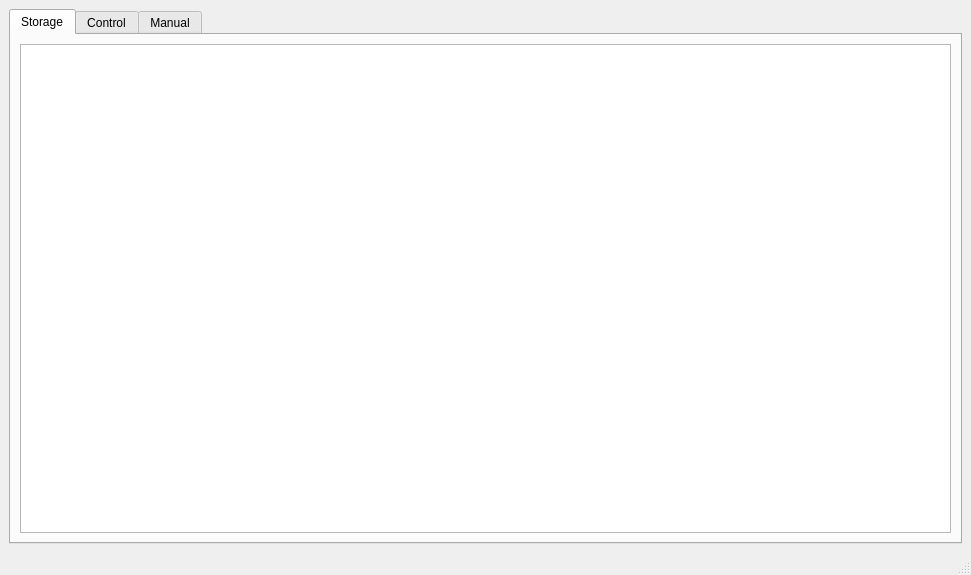
Obbart/SoftEng_GestMag, file GestMag/GUI/GestMagUI.ui: the form before one commit.
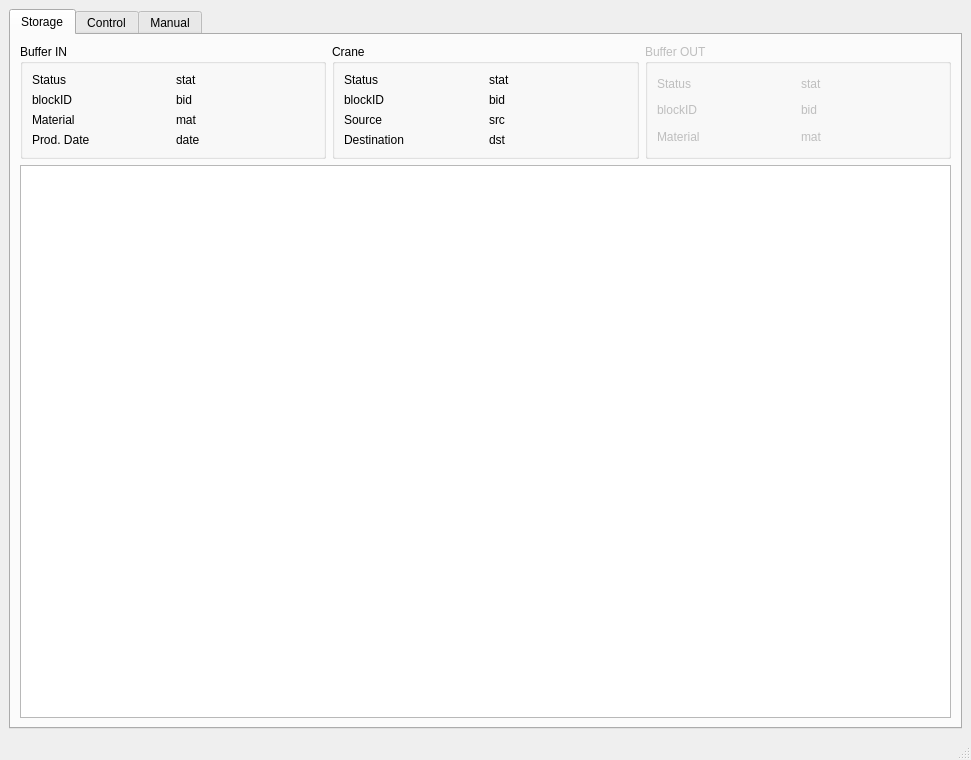
The form after the commit. The open tabs and pages were chosen to show the change.

Diff of the .ui file:
```diff
--- a/GestMag/GUI/GestMagUI.ui
+++ b/GestMag/GUI/GestMagUI.ui
@@ -7,7 +7,7 @@
     <x>0</x>
     <y>0</y>
     <width>971</width>
-    <height>575</height>
+    <height>760</height>
    </rect>
   </property>
   <property name="sizePolicy">
@@ -31,6 +31,215 @@
         <string>Storage</string>
        </attribute>
        <layout class="QVBoxLayout" name="verticalLayout_2">
+        <item>
+         <layout class="QHBoxLayout" name="horizontalLayout_5">
+          <property name="sizeConstraint">
+           <enum>QLayout::SetDefaultConstraint</enum>
+          </property>
+          <item>
+           <widget class="QGroupBox" name="groupBox_3">
+            <property name="sizePolicy">
+             <sizepolicy hsizetype="Preferred" vsizetype="Fixed">
+              <horstretch>0</horstretch>
+              <verstretch>0</verstretch>
+             </sizepolicy>
+            </property>
+            <property name="title">
+             <string>Buffer IN</string>
+            </property>
+            <layout class="QGridLayout" name="gridLayout_7">
+             <item row="0" column="0">
+              <widget class="QLabel" name="label_32">
+               <property name="text">
+                <string>Status</string>
+               </property>
+              </widget>
+             </item>
+             <item row="0" column="1">
+              <widget class="QLabel" name="lbl_binStat">
+               <property name="text">
+                <string>stat</string>
+               </property>
+              </widget>
+             </item>
+             <item row="2" column="0">
+              <widget class="QLabel" name="label_30">
+               <property name="text">
+                <string>Material</string>
+               </property>
+              </widget>
+             </item>
+             <item row="2" column="1">
+              <widget class="QLabel" name="lbl_binMat">
+               <property name="text">
+                <string>mat</string>
+               </property>
+              </widget>
+             </item>
+             <item row="4" column="0">
+              <widget class="QLabel" name="label_31">
+               <property name="text">
+                <string>Prod. Date</string>
+               </property>
+              </widget>
+             </item>
+             <item row="4" column="1">
+              <widget class="QLabel" name="lbl_binDate">
+               <property name="text">
+                <string>date</string>
+               </property>
+              </widget>
+             </item>
+             <item row="1" column="0">
+              <widget class="QLabel" name="label_28">
+               <property name="text">
+                <string>blockID</string>
+               </property>
+              </widget>
+             </item>
+             <item row="1" column="1">
+              <widget class="QLabel" name="lbl_binBid">
+               <property name="text">
+                <string>bid</string>
+               </property>
+              </widget>
+             </item>
+            </layout>
+           </widget>
+          </item>
+          <item>
+           <widget class="QGroupBox" name="groupBox_5">
+            <property name="sizePolicy">
+             <sizepolicy hsizetype="Preferred" vsizetype="Minimum">
+              <horstretch>0</horstretch>
+              <verstretch>0</verstretch>
+             </sizepolicy>
+            </property>
+            <property name="title">
+             <string>Crane</string>
+            </property>
+            <layout class="QGridLayout" name="gridLayout_8">
+             <item row="0" column="0">
+              <widget class="QLabel" name="label_33">
+               <property name="text">
+                <string>Status</string>
+               </property>
+              </widget>
+             </item>
+             <item row="0" column="1">
+              <widget class="QLabel" name="lbl_craneStat">
+               <property name="text">
+                <string>stat</string>
+               </property>
+              </widget>
+             </item>
+             <item row="3" column="0">
+              <widget class="QLabel" name="label_35">
+               <property name="text">
+                <string>Destination</string>
+               </property>
+              </widget>
+             </item>
+             <item row="2" column="0">
+              <widget class="QLabel" name="label_34">
+               <property name="text">
+                <string>Source</string>
+               </property>
+              </widget>
+             </item>
+             <item row="2" column="1">
+              <widget class="QLabel" name="lbl_craneSrc">
+               <property name="text">
+                <string>src</string>
+               </property>
+              </widget>
+             </item>
+             <item row="3" column="1">
+              <widget class="QLabel" name="lbl_craneDest">
+               <property name="text">
+                <string>dst</string>
+               </property>
+              </widget>
+             </item>
+             <item row="1" column="0">
+              <widget class="QLabel" name="label_36">
+               <property name="text">
+                <string>blockID</string>
+               </property>
+              </widget>
+             </item>
+             <item row="1" column="1">
+              <widget class="QLabel" name="lbl_craneBid">
+               <property name="text">
+                <string>bid</string>
+               </property>
+              </widget>
+             </item>
+            </layout>
+           </widget>
+          </item>
+          <item>
+           <widget class="QGroupBox" name="groupBox_6">
+            <property name="enabled">
+             <bool>false</bool>
+            </property>
+            <property name="sizePolicy">
+             <sizepolicy hsizetype="Preferred" vsizetype="Minimum">
+              <horstretch>0</horstretch>
+              <verstretch>0</verstretch>
+             </sizepolicy>
+            </property>
+            <property name="title">
+             <string>Buffer OUT</string>
+            </property>
+            <layout class="QGridLayout" name="gridLayout_9">
+             <item row="0" column="1">
+              <widget class="QLabel" name="lbl_boutStat">
+               <property name="text">
+                <string>stat</string>
+               </property>
+              </widget>
+             </item>
+             <item row="2" column="0">
+              <widget class="QLabel" name="label_39">
+               <property name="text">
+                <string>Material</string>
+               </property>
+              </widget>
+             </item>
+             <item row="2" column="1">
+              <widget class="QLabel" name="lbl_boutMat">
+               <property name="text">
+                <string>mat</string>
+               </property>
+              </widget>
+             </item>
+             <item row="0" column="0">
+              <widget class="QLabel" name="label_41">
+               <property name="text">
+                <string>Status</string>
+               </property>
+              </widget>
+             </item>
+             <item row="1" column="1">
+              <widget class="QLabel" name="lbl_boutBid">
+               <property name="text">
+                <string>bid</string>
+               </property>
+              </widget>
+             </item>
+             <item row="1" column="0">
+              <widget class="QLabel" name="label_37">
+               <property name="text">
+                <string>blockID</string>
+               </property>
+              </widget>
+             </item>
+            </layout>
+           </widget>
+          </item>
+         </layout>
+        </item>
         <item>
          <widget class="QTableWidget" name="tbl_storage"/>
         </item>
```
Left out of the diff: 4 changed lines with no effect on the pictures.
